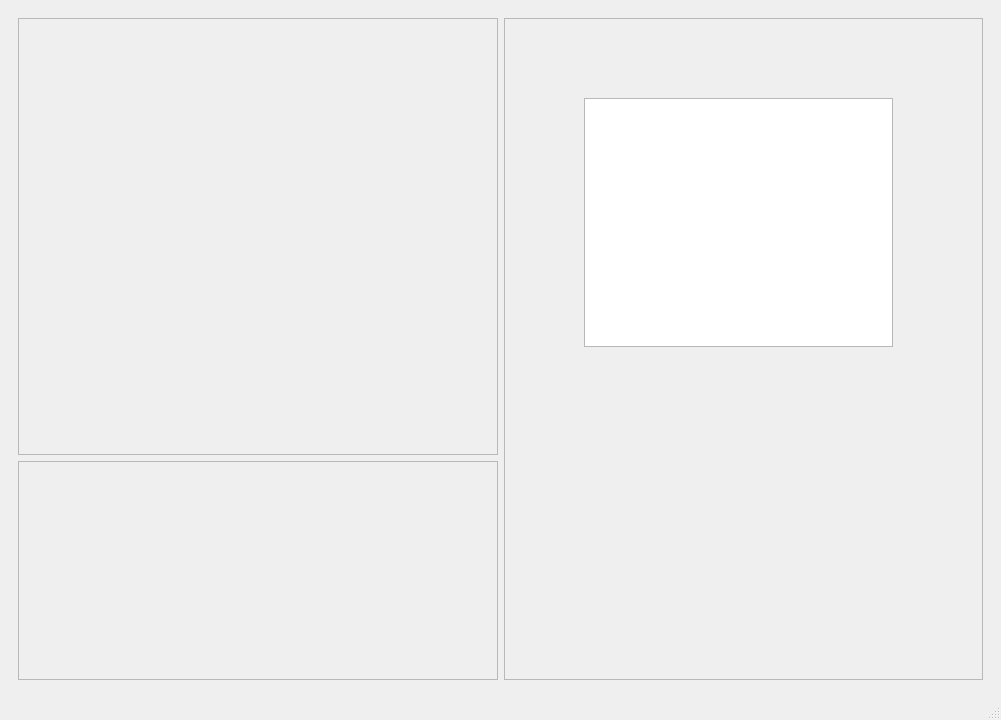
Above: Sea_Battle_Client/UI/mainwindow.ui from Bananka123321/Sea_Battle before the change. Below: the same form after it.
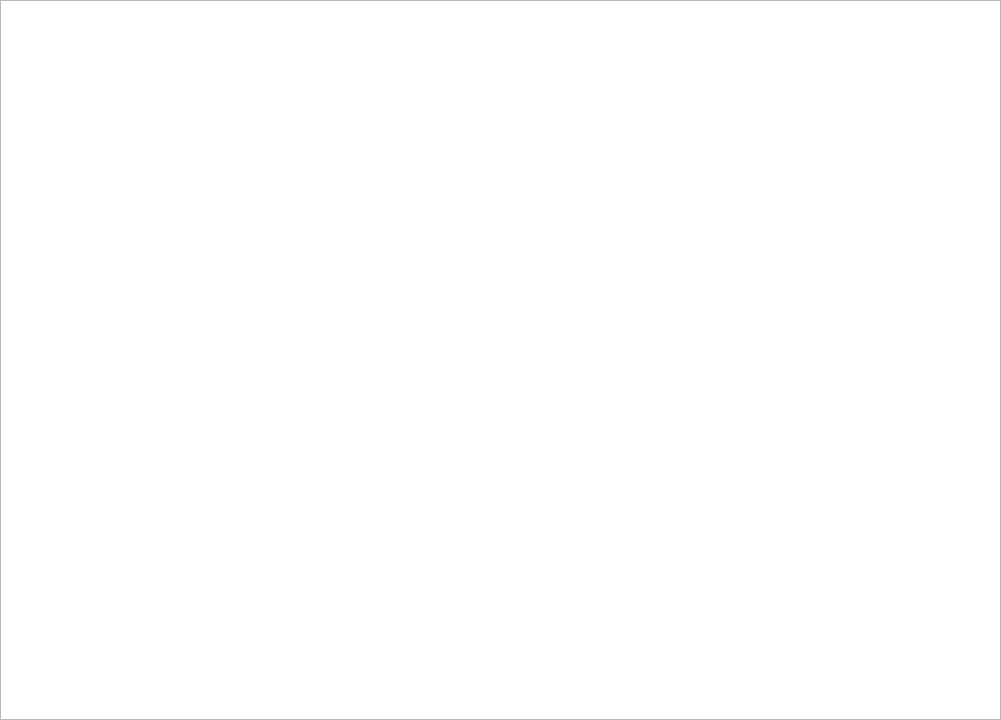
That is the form after the change. The open tabs and pages were chosen to show the change. Icons and pictures are not drawn.

Patch:
```diff
--- a/Sea_Battle_Client/UI/mainwindow.ui
+++ b/Sea_Battle_Client/UI/mainwindow.ui
@@ -28,6 +28,21 @@
   </property>
   <widget class="QWidget" name="centralwidget">
    <layout class="QGridLayout" name="gridLayout">
+    <property name="leftMargin">
+     <number>0</number>
+    </property>
+    <property name="topMargin">
+     <number>0</number>
+    </property>
+    <property name="rightMargin">
+     <number>0</number>
+    </property>
+    <property name="bottomMargin">
+     <number>0</number>
+    </property>
+    <property name="spacing">
+     <number>0</number>
+    </property>
     <item row="0" column="1">
      <widget class="QStackedWidget" name="stackedWidget">
       <property name="minimumSize">
@@ -217,44 +232,32 @@
       </widget>
       <widget class="QWidget" name="page_2">
        <layout class="QGridLayout" name="gridLayout_4">
-        <item row="0" column="0" rowspan="2">
-         <widget class="QFrame" name="frame">
-          <property name="frameShape">
-           <enum>QFrame::Shape::StyledPanel</enum>
-          </property>
-          <property name="frameShadow">
-           <enum>QFrame::Shadow::Raised</enum>
-          </property>
-         </widget>
-        </item>
+        <property name="leftMargin">
+         <number>0</number>
+        </property>
+        <property name="topMargin">
+         <number>0</number>
+        </property>
+        <property name="rightMargin">
+         <number>0</number>
+        </property>
+        <property name="bottomMargin">
+         <number>0</number>
+        </property>
+        <property name="spacing">
+         <number>0</number>
+        </property>
         <item row="2" column="0">
-         <widget class="QFrame" name="frame_3">
-          <property name="frameShape">
-           <enum>QFrame::Shape::StyledPanel</enum>
+         <widget class="QGraphicsView" name="graphicsView">
+          <property name="backgroundBrush">
+           <brush brushstyle="NoBrush">
+            <color alpha="255">
+             <red>255</red>
+             <green>255</green>
+             <blue>255</blue>
+            </color>
+           </brush>
           </property>
-          <property name="frameShadow">
-           <enum>QFrame::Shadow::Raised</enum>
-          </property>
-         </widget>
-        </item>
-        <item row="0" column="1" rowspan="3">
-         <widget class="QFrame" name="frame_2">
-          <property name="frameShape">
-           <enum>QFrame::Shape::StyledPanel</enum>
-          </property>
-          <property name="frameShadow">
-           <enum>QFrame::Shadow::Raised</enum>
-          </property>
-          <widget class="QGraphicsView" name="graphicsView">
-           <property name="geometry">
-            <rect>
-             <x>80</x>
-             <y>80</y>
-             <width>309</width>
-             <height>249</height>
-            </rect>
-           </property>
-          </widget>
          </widget>
         </item>
        </layout>
@@ -263,17 +266,6 @@
     </item>
    </layout>
   </widget>
-  <widget class="QMenuBar" name="menubar">
-   <property name="geometry">
-    <rect>
-     <x>0</x>
-     <y>0</y>
-     <width>1001</width>
-     <height>25</height>
-    </rect>
-   </property>
-  </widget>
-  <widget class="QStatusBar" name="statusbar"/>
  </widget>
  <resources/>
  <connections/>
```
Left out of the diff: 145 changed lines with no effect on the pictures.
